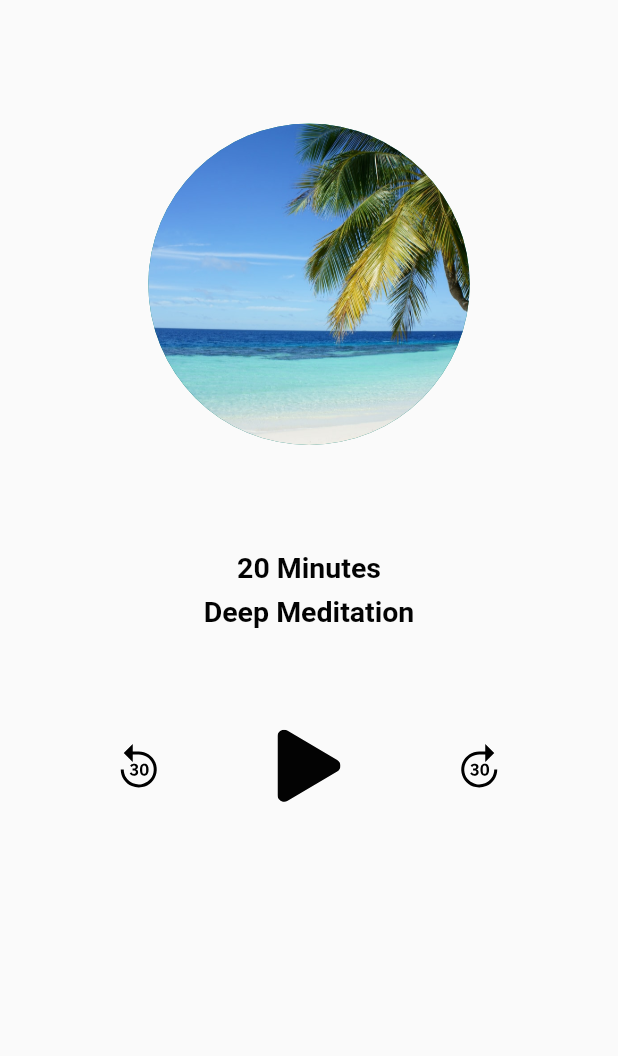
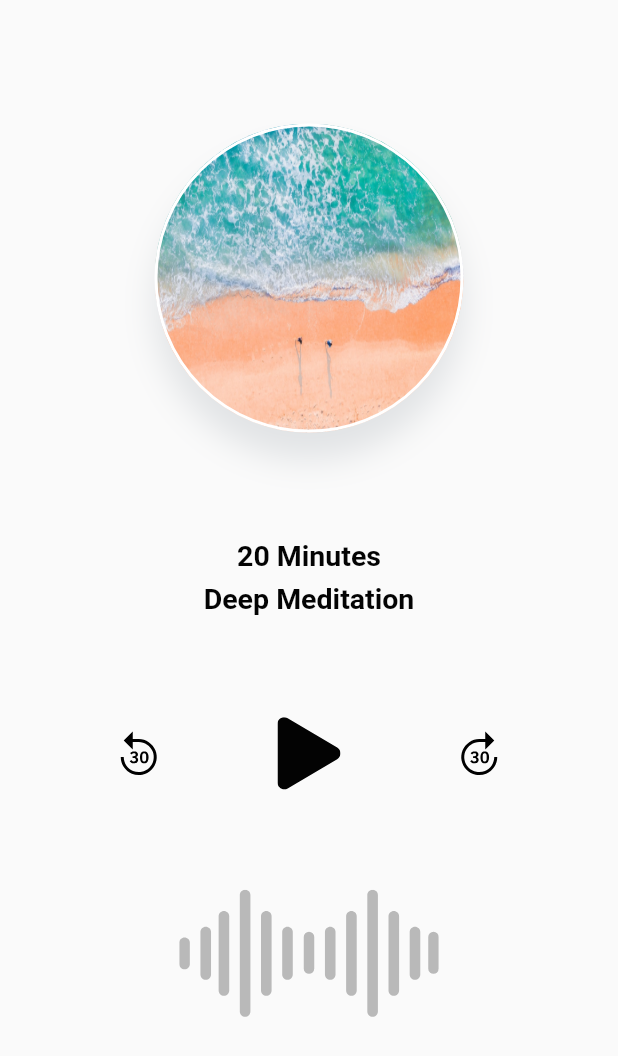
Before and after one commit to nevruzoglu/medita, a Flutter app: the DeepMeditationPlayer screen opened directly, on a phone screen of 412 x 824 dp. Shown: the top 1056 px of the screen. Run offline on Flutter 3.47's test engine with Material 2 defaults, Android fonts, the phone set to English and light mode, and no system bars; our stand-ins replace flutter_svg; missing offline and left inert: custom_navigator.

Commit message:
play screen without player finished

```diff
--- a/lib/screens/meditation_screen/deepmeditation_payer.dart
+++ b/lib/screens/meditation_screen/deepmeditation_payer.dart
@@ -16,10 +16,22 @@ class DeepMeditationPlayer extends StatelessWidget {
         child: Column(
           children: <Widget>[
             SizedBox(height: ScreenSize.height * .1),
-            CircleAvatar(
-              backgroundImage: AssetImage("lib/assets/images/Rectangle-1.jpg"),
-              radius: ScreenSize.height * .13,
-            ),
+            Container(
+                height: ScreenSize.width * .5,
+                width: ScreenSize.width * .5,
+                decoration: BoxDecoration(
+                    border: Border.all(width: 2, color: Colors.white),
+                    boxShadow: [
+                      BoxShadow(
+                        blurRadius: 18,
+                        offset: Offset(0, 18),
+                        color: Color(0x20334454),
+                      )
+                    ],
+                    image: DecorationImage(
+                        image: AssetImage("lib/assets/images/Rectangle-3.jpg"),
+                        fit: BoxFit.fill),
+                    shape: BoxShape.circle)),
             SizedBox(height: ScreenSize.height * .08),
             Text(
               "20 Minutes \nDeep Meditation",
@@ -35,6 +47,12 @@ class DeepMeditationPlayer extends StatelessWidget {
                 SvgPicture.asset("lib/assets/images/forward-30.svg"),
               ],
             ),
+            SizedBox(height: ScreenSize.height * .08),
+            Stack(
+              children: <Widget>[
+                SvgPicture.asset("lib/assets/images/waves.svg"),
+              ],
+            )
           ],
         ),
       ),
```
Also changed, not shown: lib/assets/images/waves.svg.
